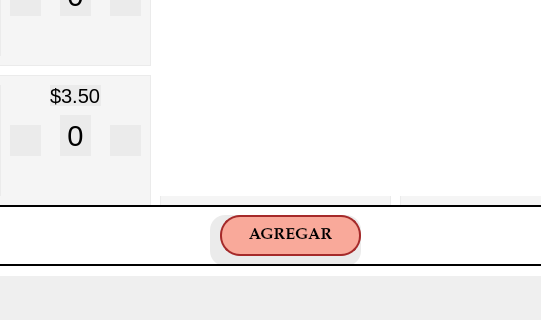
First picture: the form in mainwindow.ui, repository selena221-tr/ProyectoProgra, before the edit; both pictures show x 100 to 641 and y 115 to 435 of the 800 by 435 pixel window.
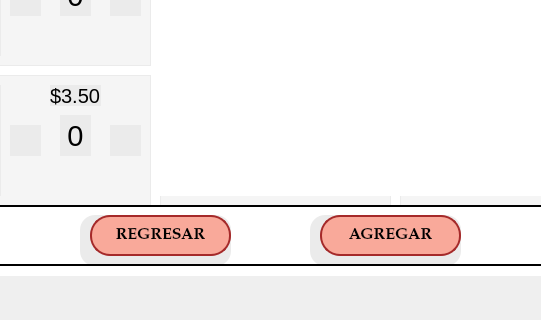
Second picture: the form after the edit. The open tabs and pages were chosen to show the change. Icons and pictures are not drawn.

The edit to the form file:
```diff
--- a/mainwindow.ui
+++ b/mainwindow.ui
@@ -750,7 +750,7 @@
       <widget class="QFrame" name="Sombra">
        <property name="geometry">
         <rect>
-         <x>320</x>
+         <x>420</x>
          <y>10</y>
          <width>151</width>
          <height>51</height>
@@ -799,6 +799,58 @@
         </property>
        </widget>
       </widget>
+      <widget class="QFrame" name="Sombra_2">
+       <property name="geometry">
+        <rect>
+         <x>190</x>
+         <y>10</y>
+         <width>151</width>
+         <height>51</height>
+        </rect>
+       </property>
+       <property name="styleSheet">
+        <string notr="true">background: rgba(0, 0, 0, 20);
+border-radius: 15px; 
+border:none; 
+</string>
+       </property>
+       <property name="frameShape">
+        <enum>QFrame::Shape::StyledPanel</enum>
+       </property>
+       <property name="frameShadow">
+        <enum>QFrame::Shadow::Raised</enum>
+       </property>
+       <widget class="QPushButton" name="btnRegresar">
+        <property name="geometry">
+         <rect>
+          <x>10</x>
+          <y>0</y>
+          <width>141</width>
+          <height>41</height>
+         </rect>
+        </property>
+        <property name="font">
+         <font>
+          <family>Palatino Linotype</family>
+          <pointsize>12</pointsize>
+          <bold>true</bold>
+         </font>
+        </property>
+        <property name="cursor">
+         <cursorShape>PointingHandCursor</cursorShape>
+        </property>
+        <property name="styleSheet">
+         <string notr="true">    border-radius: 20px;
+    border: 2px solid brown;
+    background-color: rgba(255, 141, 121,180);
+	color: black;
+</string>
+        </property>
+        <property name="text">
+         <string>REGRESAR</string>
+        </property>
+       </widget>
+      </widget>
      </widget>
      <widget class="QFrame" name="frCapuccino">
       <property name="geometry">
```
Left out of the diff: 26 changed lines with no effect on the pictures.
